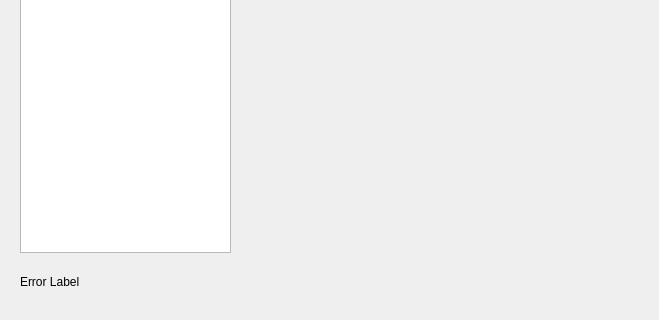
ParadauxIO/cebd-proj-partie2, file gui/partie_3_1.ui: the form before one commit; both pictures show x 0 to 659 and y 188 to 508 of the 659 by 508 pixel window.
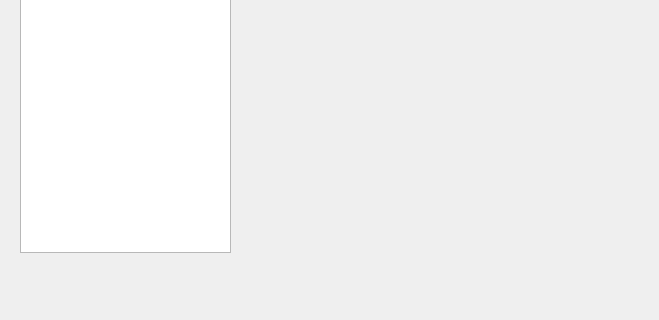
The form after the commit.

Commit message: Finalise all windows

```diff
--- a/gui/partie_3_1.ui
+++ b/gui/partie_3_1.ui
@@ -121,7 +121,7 @@
     </rect>
    </property>
    <property name="text">
-    <string>Error Label</string>
+    <string/>
    </property>
   </widget>
  </widget>
```
The commit also changes 3 other files.
